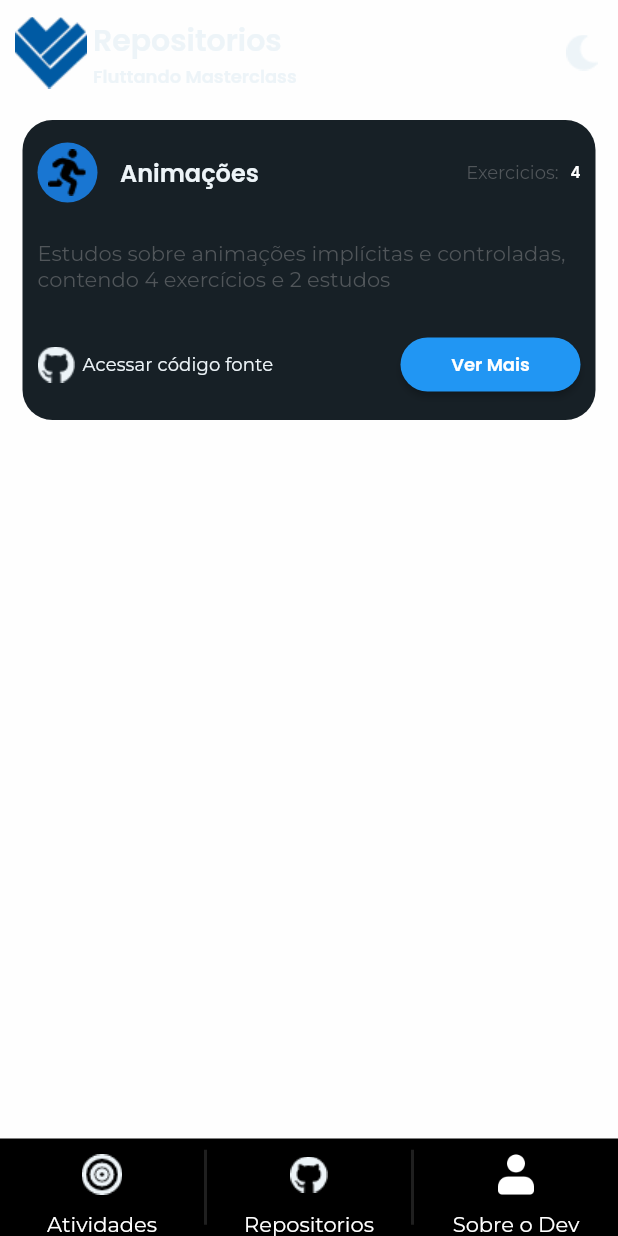
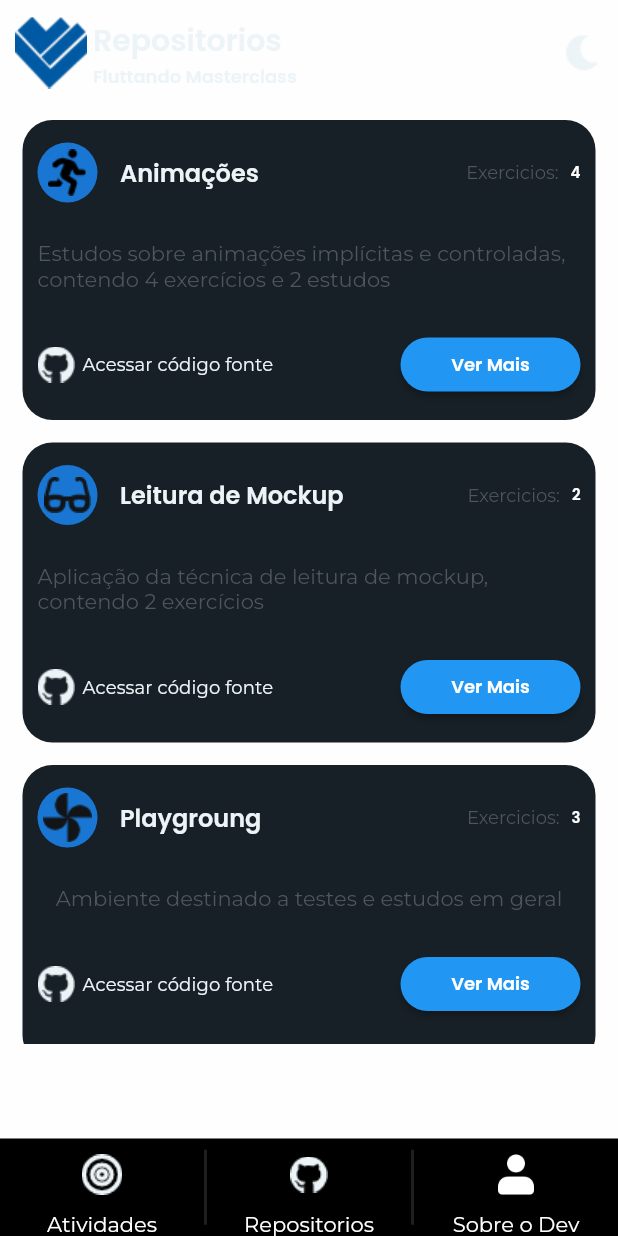
Before and after one commit to jozadaque/mockup_app, a Flutter app: the screen it shows after launch, on a phone screen of 412 x 824 dp. Run offline on Flutter 3.47's test engine with Material 2 defaults, Android fonts, the phone set to English and light mode, and no system bars; project files that could hold a hidden picture were left out.

Commit message:
Modelo para os cards, atualização de CardsWidget

```diff
--- a/lib/components/cards_widgets.dart
+++ b/lib/components/cards_widgets.dart
@@ -1,7 +1,18 @@
 import 'package:flutter/material.dart';
 
 class CardsWidget extends StatelessWidget {
-  const CardsWidget({Key? key}) : super(key: key);
+  final Image image;
+  final String title;
+  final int amountExercise;
+  final Text bodyText;
+
+  const CardsWidget({
+    Key? key,
+    required this.image,
+    required this.title,
+    required this.amountExercise,
+    required this.bodyText,
+  }) : super(key: key);
 
   @override
   Widget build(BuildContext context) {
@@ -15,16 +26,27 @@ class CardsWidget extends StatelessWidget {
           borderRadius: BorderRadius.circular(20),
         ),
         child: Column(
-          children: const [HeadCard(), BodyCard(), BottomCard()],
+          children: [
+            _HeadCard(
+                image: image, title: title, amountExercise: amountExercise),
+            BodyCard(bodyText: bodyText),
+            const BottomCard(),
+          ],
         ),
       ),
     );
   }
 }
 
-class HeadCard extends StatelessWidget {
-  const HeadCard({
+class _HeadCard extends StatelessWidget {
+  final Image image;
+  final String title;
+  final int amountExercise;
+  const _HeadCard({
     Key? key,
+    required this.image,
+    required this.title,
+    required this.amountExercise,
   }) : super(key: key);
 
   @override
@@ -37,13 +59,13 @@ class HeadCard extends StatelessWidget {
           Row(
             children: [
               CircleAvatar(
-                child: Image.asset('assets/images/Icon awesome-running.png'),
+                child: image,
               ),
               const SizedBox(
                 width: 15,
               ),
               Text(
-                'Animações',
+                title,
                 style: Theme.of(context).textTheme.headline2,
               )
             ],
@@ -57,9 +79,9 @@ class HeadCard extends StatelessWidget {
                   style: Theme.of(context).textTheme.subtitle1,
                 ),
               ),
-              const Text(
-                '4',
-                style: TextStyle(
+              Text(
+                '$amountExercise',
+                style: const TextStyle(
                     color: Colors.white, fontFamily: 'Poppins', fontSize: 10),
               ),
             ],
@@ -71,16 +93,17 @@ class HeadCard extends StatelessWidget {
 }
 
 class BodyCard extends StatelessWidget {
+  final Text bodyText;
   const BodyCard({
     Key? key,
+    required this.bodyText,
   }) : super(key: key);
 
   @override
   Widget build(BuildContext context) {
-    return const Padding(
-      padding: EdgeInsets.only(top: 10, left: 10, right: 10, bottom: 15),
-      child: Text(
-          'Estudos sobre animações implícitas e controladas, contendo 4 exercícios e 2 estudos '),
+    return Padding(
+      padding: const EdgeInsets.only(top: 10, left: 10, right: 10, bottom: 15),
+      child: bodyText,
     );
   }
 }
--- /dev/null
+++ b/lib/models/card_model.dart
@@ -0,0 +1,54 @@
+import 'package:flutter/material.dart';
+
+class CardModel {
+  final Image image;
+  final Text bodyText;
+  final String title;
+  final int amountExercise;
+
+  CardModel({
+    required this.image,
+    required this.bodyText,
+    required this.title,
+    required this.amountExercise,
+  });
+
+  static get cards {
+    return [
+      CardModel(
+        image: Image.asset('assets/images/Icon awesome-running.png'),
+        bodyText: const Text(
+            'Estudos sobre animações implícitas e controladas, contendo 4 exercícios e 2 estudos '),
+        title: 'Animações',
+        amountExercise: 4,
+      ),
+      CardModel(
+        image: Image.asset('assets/images/Icon awesome-glasses.png'),
+        bodyText: const Text(
+            'Aplicação da técnica de leitura de mockup, contendo 2 exercícios'),
+        title: 'Leitura de Mockup',
+        amountExercise: 2,
+      ),
+      CardModel(
+        image: Image.asset('assets/images/Icon material-toys.png'),
+        bodyText: const Text('Ambiente destinado a testes e estudos em geral'),
+        title: 'Playgroung',
+        amountExercise: 3,
+      ),
+      CardModel(
+        image: Image.asset('assets/images/Icon awesome-running.png'),
+        bodyText: const Text(
+            'Estudos sobre animações implícitas e controladas, contendo 4 exercícios e 2 estudos '),
+        title: 'Animações',
+        amountExercise: 4,
+      ),
+      CardModel(
+        image: Image.asset('assets/images/Icon awesome-glasses.png'),
+        bodyText: const Text(
+            'Aplicação da técnica de leitura de mockup, contendo 2 exercícios'),
+        title: 'Leitura de Mockup',
+        amountExercise: 2,
+      ),
+    ];
+  }
+}
--- a/lib/pages/homepage/body_page.dart
+++ b/lib/pages/homepage/body_page.dart
@@ -1,17 +1,27 @@
 import 'package:flutter/material.dart';
 import 'package:mockup_app/components/cards_widgets.dart';
+import 'package:mockup_app/models/card_model.dart';
 
 class BodyPage extends StatelessWidget {
   const BodyPage({Key? key}) : super(key: key);
 
   @override
   Widget build(BuildContext context) {
+    List<CardModel> cards = CardModel.cards;
     return SizedBox(
       width: double.infinity,
       height: MediaQuery.of(context).size.height - 198,
-      child: ListView(children: const [
-        CardsWidget(),
-      ]),
+      child: ListView(
+        children: cards
+            .map(
+              (e) => CardsWidget(
+                  image: e.image,
+                  title: e.title,
+                  amountExercise: e.amountExercise,
+                  bodyText: e.bodyText),
+            )
+            .toList(),
+      ),
     );
   }
 }
```
